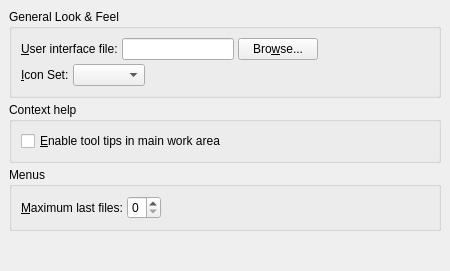
This is src/frontends/qt4/ui/PrefUi.ui in cburschka/lyx as Qt 5 draws it before an edit. The edited form follows.
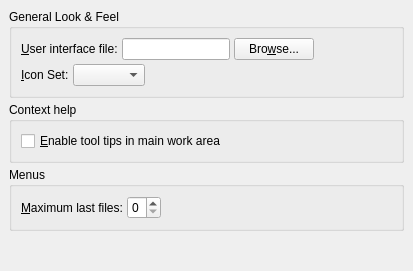
This is the edited form.

```diff
--- a/src/frontends/qt4/ui/PrefUi.ui
+++ b/src/frontends/qt4/ui/PrefUi.ui
@@ -6,12 +6,12 @@
    <rect>
     <x>0</x>
     <y>0</y>
-    <width>450</width>
+    <width>403</width>
     <height>271</height>
    </rect>
   </property>
   <property name="sizePolicy">
-   <sizepolicy hsizetype="Fixed" vsizetype="Fixed">
+   <sizepolicy hsizetype="Expanding" vsizetype="Expanding">
     <horstretch>0</horstretch>
     <verstretch>0</verstretch>
    </sizepolicy>
```
